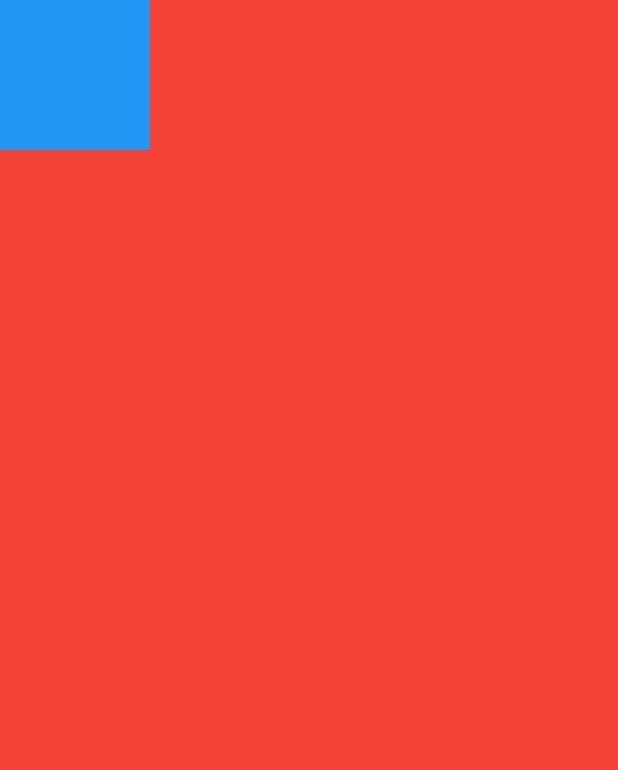
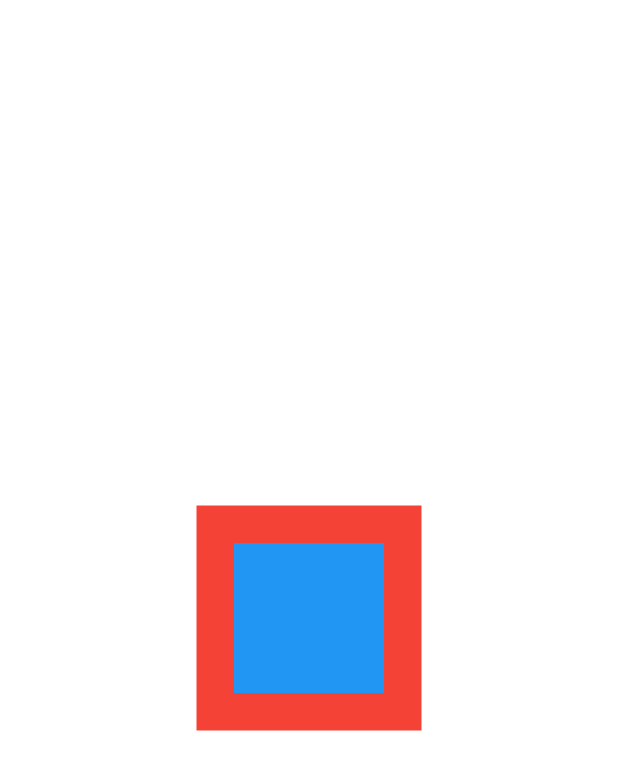
Before and after one commit to Ronaldss/Flutter-estudos, a Flutter app: the screen it shows after launch, on a phone screen of 412 x 824 dp. Shown: the top 770 px of the screen. Run offline on Flutter 3.47's test engine with Material 2 defaults, Android fonts, the phone set to English and light mode, and no system bars.

Commit message:
Criando containers centralizados

```diff
--- a/flutter_application_2/lib/main.dart
+++ b/flutter_application_2/lib/main.dart
@@ -14,9 +14,12 @@ class MyApp extends StatelessWidget {
         primarySwatch: Colors.blue,
       ),
       home: Stack(
+        alignment: AlignmentDirectional.center,
         children: [
           Container(
             color: Colors.red,
+            width: 150,
+            height: 150,
           ),
 
 
```
